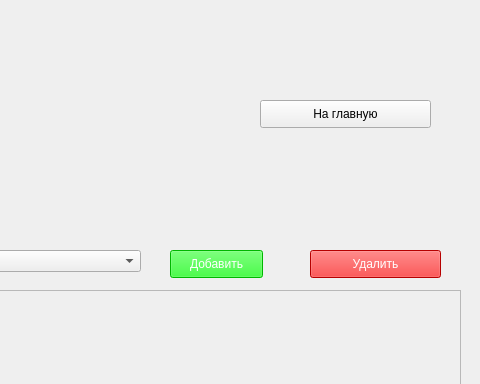
Ekaterina120/setup, file ui/admin.ui: the form before one commit; both pictures show x 670 to 1150 and y 0 to 384 of the 1150 by 914 pixel window.
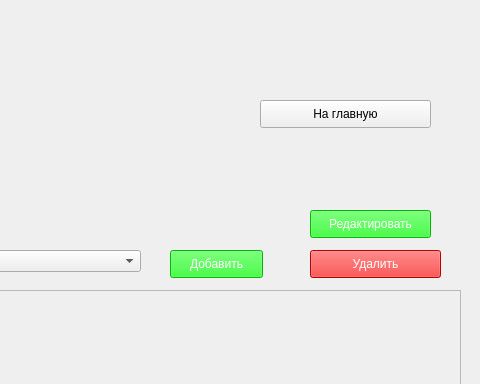
The form after the commit.

What changed in the file:
```diff
--- a/ui/admin.ui
+++ b/ui/admin.ui
@@ -171,6 +171,22 @@
      <string>Добавить</string>
     </property>
    </widget>
+   <widget class="QPushButton" name="pushButton_4">
+    <property name="geometry">
+     <rect>
+      <x>980</x>
+      <y>210</y>
+      <width>121</width>
+      <height>28</height>
+     </rect>
+    </property>
+    <property name="styleSheet">
+     <string notr="true">background-color:rgb(0, 255, 0); color:white</string>
+    </property>
+    <property name="text">
+     <string>Редактировать</string>
+    </property>
+   </widget>
   </widget>
   <widget class="QMenuBar" name="menubar">
    <property name="geometry">
```
